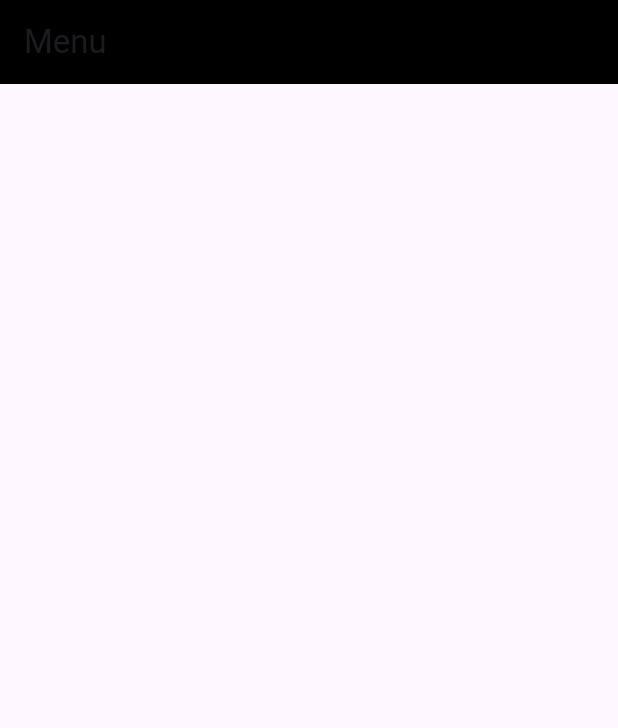
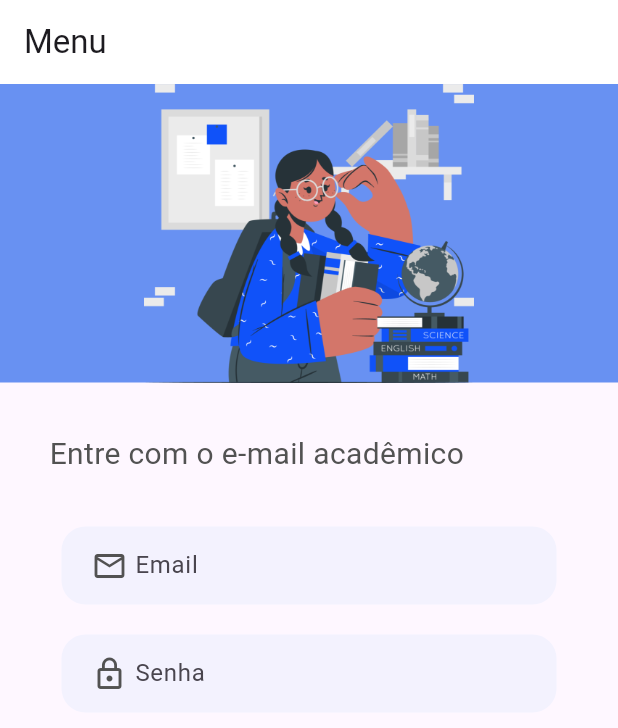
Before and after one commit to labtech-udf/labtech-mobile, a Flutter app: the screen it shows after launch, on a phone screen of 412 x 824 dp. Shown: the top 728 px of the screen. Run offline on Flutter 3.47's test engine with Material 3 defaults, Android fonts, the light colour scheme and no system bars.

Commit message:
FEAT:  criação da página de login

```diff
--- a/lib/app/features/login/pages/login_page.dart
+++ b/lib/app/features/login/pages/login_page.dart
@@ -0,0 +1,113 @@
+import 'package:flutter/material.dart';
+
+class LoginPage extends StatefulWidget {
+  const LoginPage({Key? key}) : super(key: key);
+
+  @override
+  _LoginPageState createState() => _LoginPageState();
+}
+
+class _LoginPageState extends State<LoginPage> {
+  @override
+  Widget build(BuildContext context) {
+    return Scaffold(
+      appBar: AppBar(
+        elevation: 0,
+        backgroundColor: Colors.white,
+        title: const Text('Menu'),
+        centerTitle: false,
+      ),
+      body: SingleChildScrollView(
+        child: Column(
+          children: [
+            Container(
+              height: 199,
+              width: 450,
+              color: const Color(0xFF6891F2),
+              child: Image.asset(
+                'assets/images/girl.png',
+                height: 179,
+                width: 197.9,
+              ),
+            ),
+            Container(
+              padding: const EdgeInsets.all(33.0),
+              child: const Column(
+                children: [
+                  Row(
+                    children: [
+                      Text(
+                        'Entre com o e-mail acadêmico',
+                        textDirection: TextDirection.ltr,
+                        style: TextStyle(fontSize: 20.0, color: Color(0xFF525252)),
+                      ),
+                    ],
+                  ),
+                ],
+              ),
+            ),
+            Container(
+              width: 330,
+              height: 52,
+              margin: const EdgeInsets.only(top: 1),
+              decoration: BoxDecoration(
+                borderRadius: BorderRadius.circular(16),
+                color: Colors.blue.withOpacity(0.05),
+              ),
+              child: const Row(
+                children: [
+                  Padding(
+                    padding: EdgeInsets.only(left: 20),
+                    child: Icon(
+                      Icons.email_outlined,
+                      color: Color(0xFF525252),
+                    ),
+                  ),
+                  SizedBox(width: 5),
+                  Expanded(
+                    child: TextField(
+                      decoration: InputDecoration(
+                        hintText: 'Email',
+                        border: InputBorder.none,
+                      ),
+                    ),
+                  ),
+                ],
+              ),
+            ),
+            Container(
+              width: 330,
+              height: 52,
+              margin: const EdgeInsets.only(top: 20),
+              decoration: BoxDecoration(
+                borderRadius: BorderRadius.circular(16),
+                color: Colors.blue.withOpacity(0.05),
+              ),
+              child: const Row(
+                children: [
+                  Padding(
+                    padding: EdgeInsets.only(left: 20),
+                    child: Icon(
+                      Icons.lock_outline,
+                      color: Color(0xFF525252),
+                    ),
+                  ),
+                  SizedBox(width: 5),
+                  Expanded(
+                    child: TextField(
+                      obscureText: true,
+                      decoration: InputDecoration(
+                        hintText: 'Senha',
+                        border: InputBorder.none,
+                      ),
+                    ),
+                  ),
+                ],
+              ),
+            ),
+          ],
+        ),
+      ),
+    );
+  }
+}
--- a/lib/main.dart
+++ b/lib/main.dart
@@ -1,4 +1,5 @@
 import 'package:flutter/material.dart';
+import 'package:labtech_mobile/app/features/login/pages/login_page.dart';
 
 import 'app/features/home/pages/home_page.dart';
 
@@ -17,7 +18,7 @@ class MyApp extends StatelessWidget {
         colorScheme: ColorScheme.fromSeed(seedColor: Colors.deepPurple),
         useMaterial3: true,
       ),
-      home:const HomePage(),
+      home:const LoginPage(),
     );
   }
 }
--- a/pubspec.yaml
+++ b/pubspec.yaml
@@ -62,6 +62,8 @@ flutter:
   # assets:
   #   - images/a_dot_burr.jpeg
   #   - images/a_dot_ham.jpeg
+  assets:
+       - assets/images/girl.png
 
   # An image asset can refer to one or more resolution-specific "variants", see
   # https://flutter.dev/assets-and-images/#resolution-aware
```
Also changed, not shown: pubspec.lock.
